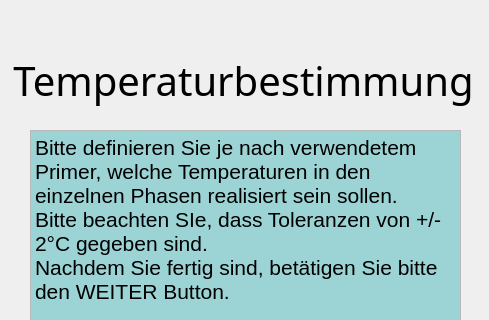
The window that dipl_Einfuehrung/tempDefVoraus_v1.ui (diplomarbeit-PCR/Diplomarbeit_PCR) describes before a commit, drawn with Qt 5; both pictures show x 0 to 489 and y 0 to 320 of the 489 by 733 pixel window.
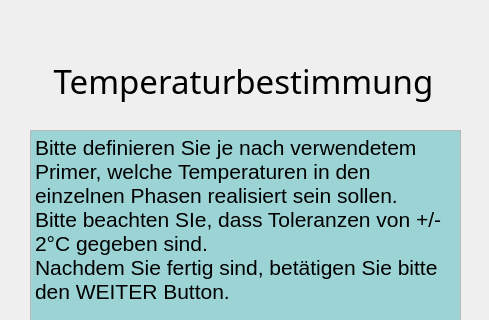
The same window after the commit.

```diff
--- a/dipl_Einfuehrung/tempDefVoraus_v1.ui
+++ b/dipl_Einfuehrung/tempDefVoraus_v1.ui
@@ -52,7 +52,7 @@
     <property name="font">
      <font>
       <family>Tw Cen MT</family>
-      <pointsize>30</pointsize>
+      <pointsize>25</pointsize>
       <bold>false</bold>
      </font>
     </property>
```
